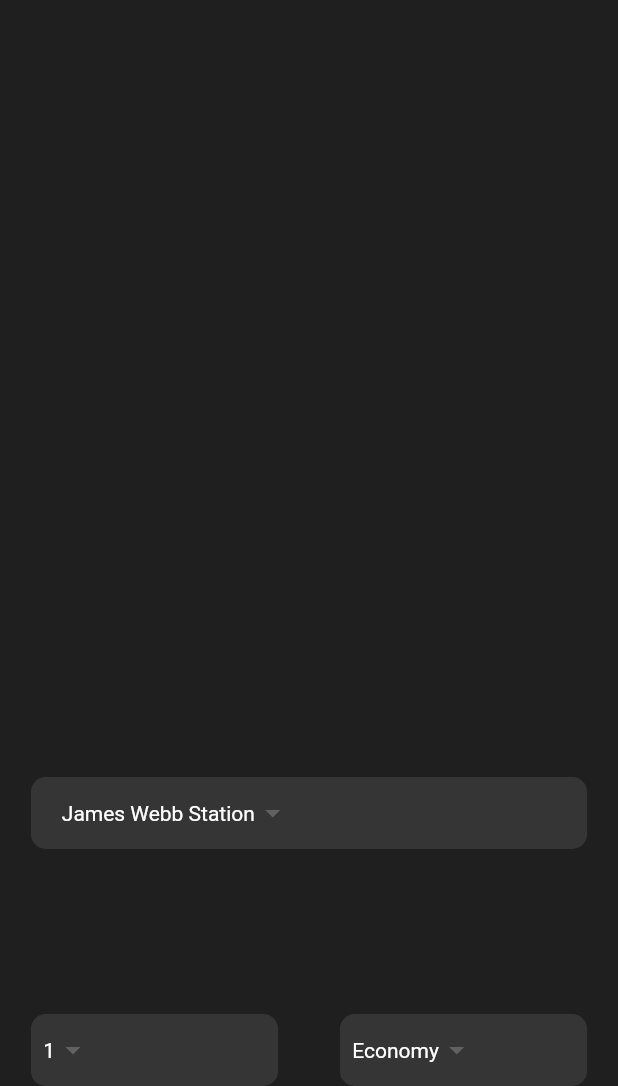
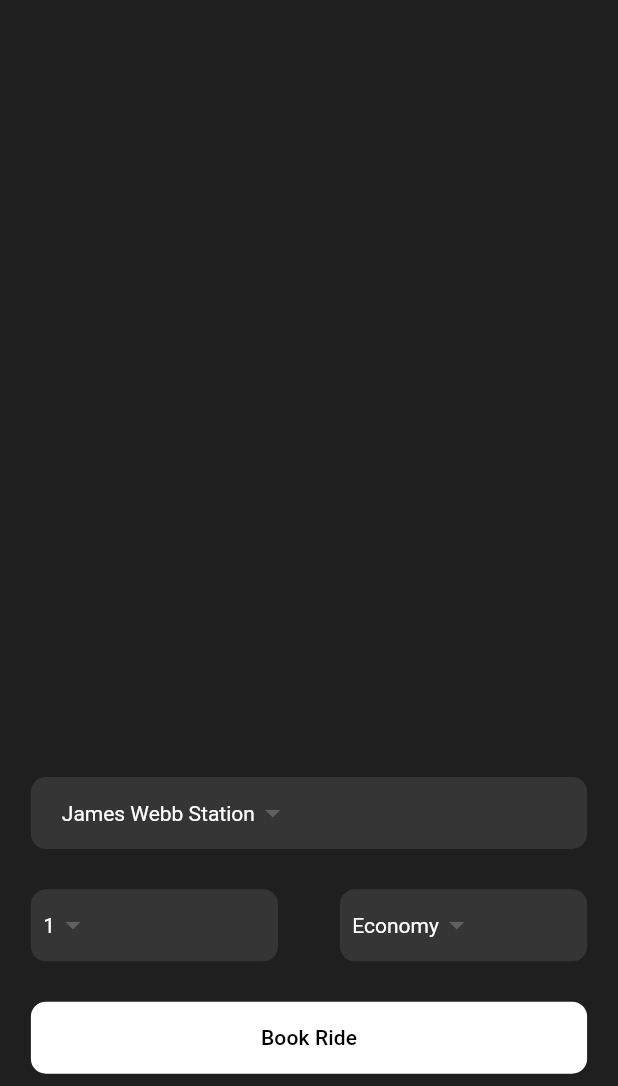
Before and after one commit to elyse502/flutter-projects, a Flutter app: the screen it shows after launch, on a phone screen of 412 x 824 dp, the part 150-1236 px from its top. Run offline on Flutter 3.47's test engine with Material 3 defaults, Android fonts, the phone set to English and light mode, and no system bars.

Commit message:
feat: Create Material Button Widget

```diff
--- a/go_moon/lib/pages/home_page.dart
+++ b/go_moon/lib/pages/home_page.dart
@@ -60,6 +60,7 @@
         children: [
           _destinationDropDownWidget(),
           _travellersInformationWidget(),
+          _rideButton(),
         ],
       ),
     );
@@ -89,4 +90,20 @@
       ],
     );
   }
+
+  Widget _rideButton() {
+    return Container(
+      margin: EdgeInsets.only(bottom: _deviceHeight * 0.01),
+      width: _deviceWidth,
+      // color: Colors.white,  // This may cause your app to clash if you've a color property and decoration property present at the same time
+      decoration: BoxDecoration(
+        color: Colors.white,
+        borderRadius: BorderRadius.circular(10),
+      ),
+      child: MaterialButton(
+        onPressed: () {},
+        child: const Text("Book Ride", style: TextStyle(color: Colors.black)),
+      ),
+    );
+  }
 }
```
